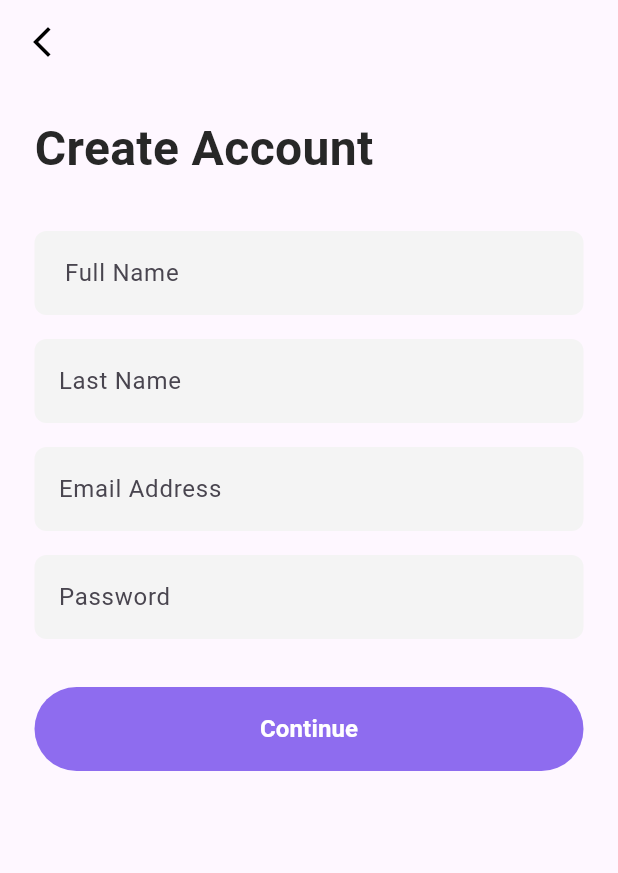
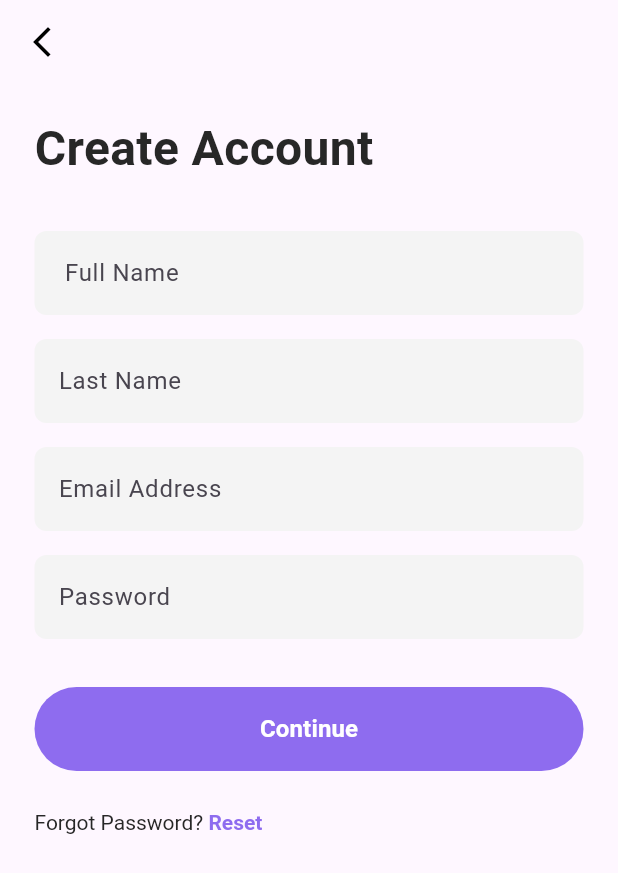
Before and after one commit to Dialawilson/clot, a Flutter app: the screen it shows after launch, on a phone screen of 412 x 824 dp. Shown: the top 873 px of the screen. Run offline on Flutter 3.47's test engine with Material 3 defaults, Android fonts, the phone set to English and light mode, and no system bars; our stand-ins replace flutter_svg.

Commit message:
reset fixed

```diff
--- a/lib/screens/Register/Register.dart
+++ b/lib/screens/Register/Register.dart
@@ -1,5 +1,6 @@
 import 'package:clot/screens/login/login.dart';
 import 'package:clot/widgets/ctm_textfield.dart';
+import 'package:flutter/gestures.dart';
 import 'package:flutter/material.dart';
 import 'package:clot/constants/AppColor.dart';
 import 'package:clot/widgets/btn.dart';
@@ -59,7 +60,8 @@ class _RegisterState extends State<Register> {
                 onPressed: () {},
                 text: 'Continue',
               ),
-              SizedBox(height: 16,),
+              SizedBox(height: 26,),
+              _buildLinks(context)
 
             ],
           ),
@@ -68,16 +70,31 @@ class _RegisterState extends State<Register> {
     );
   }
 
-  InputDecoration _inputDecoration(String hint){
-    return InputDecoration(
-      hintText: hint,
-      filled: true,
-      fillColor: const Color.fromARGB(255, 244, 244, 244),
-      contentPadding: const EdgeInsets.all(16),
-      border: OutlineInputBorder(
-        borderRadius: BorderRadius.circular(8),
-        borderSide: BorderSide.none
-      )
+
+
+  Widget _buildLinks(BuildContext context){
+    return RichText(
+      textAlign: TextAlign.center,
+      text: TextSpan(
+        text: 'Forgot Password?',
+        style: TextStyle(color: AppColor.textColor),
+        children: [
+          TextSpan(
+            text: ' Reset',
+            style: TextStyle(
+              fontWeight: FontWeight.bold,
+              color: AppColor.btnBackgroundColor,
+            ),
+              recognizer:TapGestureRecognizer()
+              ..onTap=(){
+
+              },
+          ),
+
+
+
+        ],
+      ),
     );
   }
 }
```
